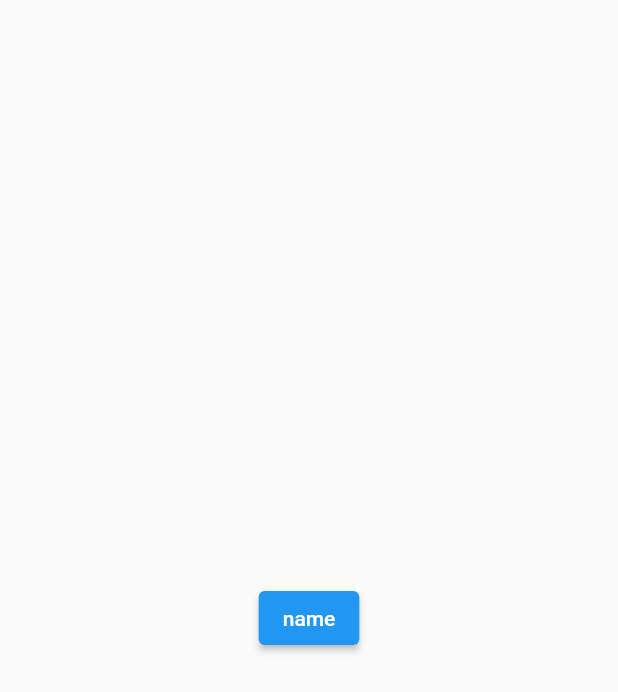
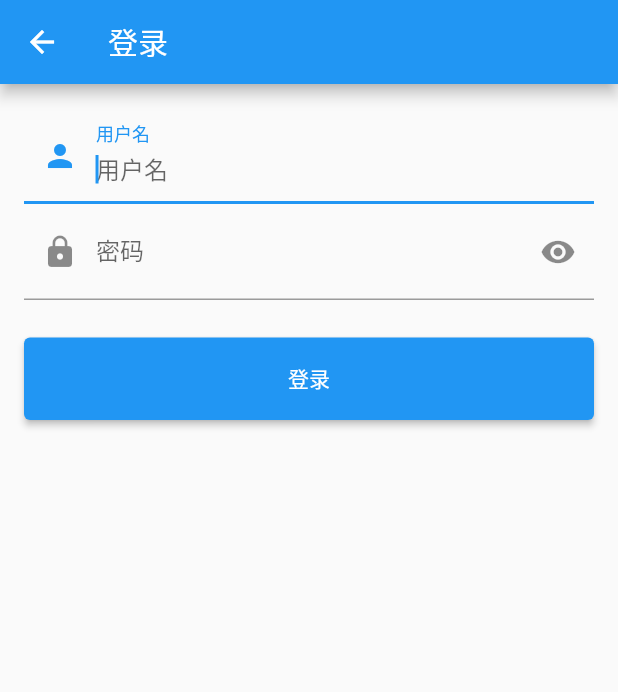
Before and after one commit to zhuguoqiang/github_client_app, a Flutter app: the screen it shows after launch, after a tap on "login", on a phone screen of 412 x 824 dp. Shown: the top 692 px of the screen. Run offline on Flutter 3.47's test engine with Material 2 defaults, Android fonts, the phone set to English and light mode, and no system bars; our stand-ins replace dio, shared_preferences; statements that could not run were skipped.

Commit message:
update loginPage

```diff
--- a/lib/routers/login_page.dart
+++ b/lib/routers/login_page.dart
@@ -1,4 +1,10 @@
+import 'package:dio/dio.dart';
 import 'package:flutter/material.dart';
+import 'package:github_client_app/common/Global.dart';
+import 'package:github_client_app/models/git.dart';
+import 'package:github_client_app/models/user_model.dart';
+import 'package:github_client_app/models/user.dart';
+import 'package:provider/provider.dart';
 
 class LoginRoute extends StatefulWidget {
   @override
@@ -9,16 +15,108 @@ class LoginRoute extends StatefulWidget {
 }
 
 class _LoginRouteState extends State<LoginRoute> {
+  TextEditingController _unameController = TextEditingController();
+  TextEditingController _pwdController = TextEditingController();
+  bool pwdShow = false;
+  GlobalKey _formKey = GlobalKey<FormState>();
+  bool _nameAutoFocus = true;
+
+  @override
+  void initState() {
+    // 自动填充上次登录的用户名，填充后将焦点定位到密码输入框
+    _unameController.text = Global.profile.lastLogin ?? "";
+    if (_unameController.text.isNotEmpty) {
+      _nameAutoFocus = false;
+    }
+    super.initState();
+  }
+
   @override
   Widget build(BuildContext context) {
-    // TODO: implement build
+    // var gm = GMLocallizations.of(context);
     return Scaffold(
-      body: Center(
-        child: ElevatedButton(
-          child: Text("name"),
-          onPressed: () => Navigator.of(context).pop(),
+      appBar: AppBar(title: Text("登录")),
+      body: Padding(
+        padding: const EdgeInsets.all(16.0),
+        child: Form(
+          key: _formKey,
+          autovalidateMode: AutovalidateMode.onUserInteraction,
+          child: Column(children: <Widget>[
+            TextFormField(
+              autofocus: _nameAutoFocus,
+              controller: _unameController,
+              decoration: InputDecoration(
+                labelText: "用户名",
+                hintText: "用户名",
+                prefixIcon: Icon(Icons.person),
+              ),
+              // 校验
+              validator: (v) {
+                return v == null || v.trim().isNotEmpty ? null : "用户名是必填项！";
+              },
+            ),
+            TextFormField(
+              autofocus: !_nameAutoFocus,
+              controller: _pwdController,
+              decoration: InputDecoration(
+                labelText: "密码",
+                hintText: "密码",
+                prefixIcon: Icon(Icons.lock),
+                suffixIcon: IconButton(
+                  icon: Icon(pwdShow ? Icons.visibility_off : Icons.visibility),
+                  onPressed: () {
+                    setState(() {
+                      pwdShow = !pwdShow;
+                    });
+                  },
+                ),
+              ),
+              obscureText: !pwdShow,
+              // 校验
+              validator: (v) {
+                return v == null || v.trim().isNotEmpty ? null : "密码是必填项！";
+              },
+            ),
+            Padding(
+              padding: const EdgeInsets.only(top: 25),
+              child: ConstrainedBox(
+                constraints: BoxConstraints.expand(height: 55.0),
+                child: ElevatedButton(
+                  child: Text("登录"),
+                  onPressed: _onLogin,
+                ),
+              ),
+            )
+          ]),
         ),
       ),
     );
   }
+
+  void _onLogin() async {
+    // 先验证字段是否合法
+    if ((_formKey.currentState as FormState).validate()) {
+      // showLoading(context);
+      User? user;
+      try {
+        user = await Git(context).login(
+            _unameController.text, "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");
+        //
+        Provider.of<UserModel>(context, listen: false).user = user;
+      } on DioError catch (e) {
+        // 登录失败提示
+        if (e.response?.statusCode == 401) {
+          // showToast("用户名或密码错误！");
+        } else {
+          // showToast(e.toString());
+        }
+      } finally {
+        Navigator.of(context).pop();
+      }
+
+      if (user != null) {
+        Navigator.of(context).pop();
+      }
+    }
+  }
 }
```
